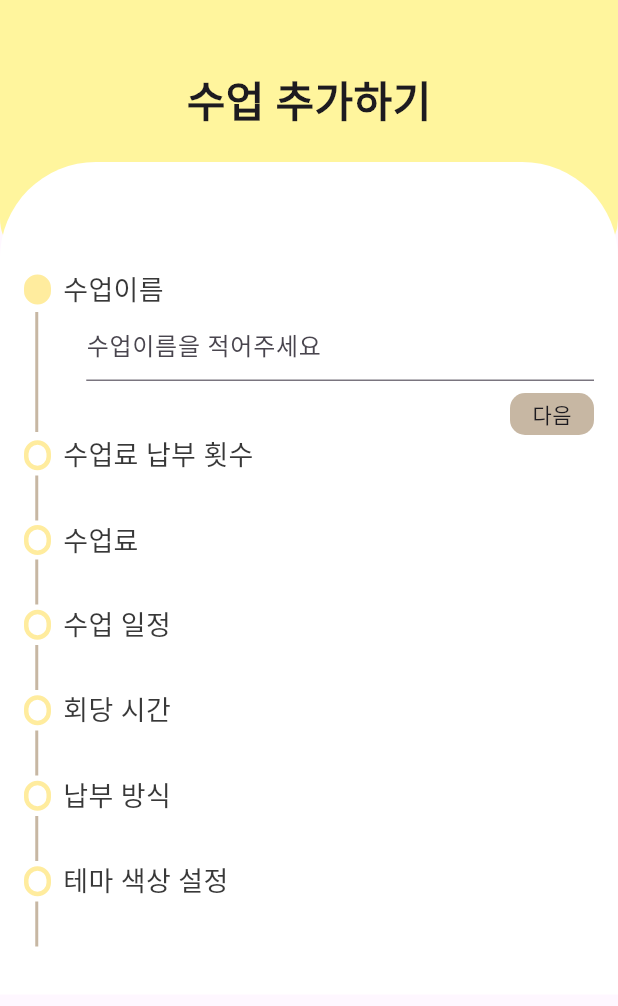
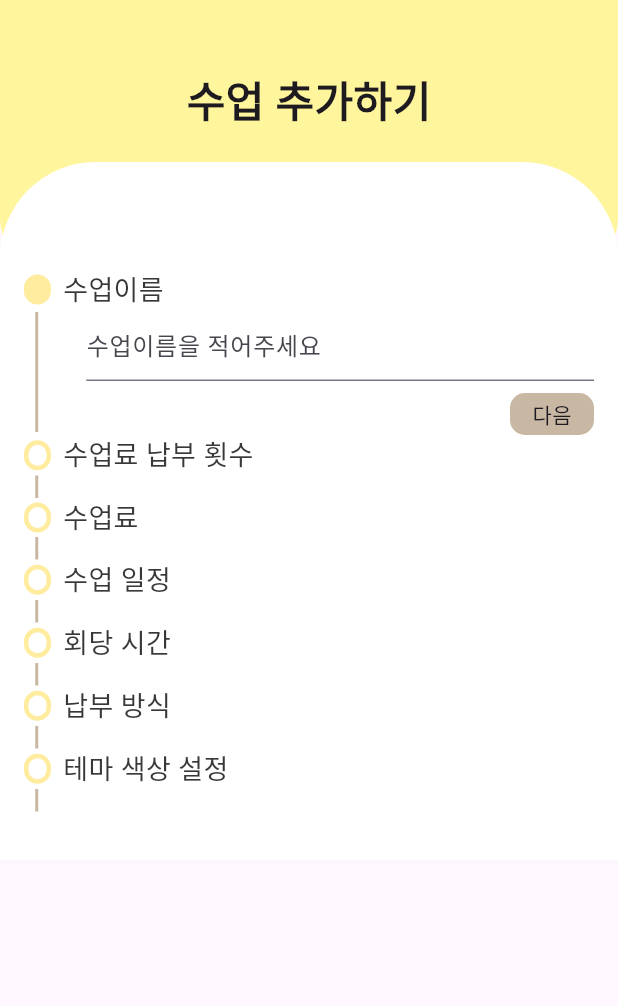
Before and after one commit to STUDULER/studuler_frontend, a Flutter app: the AddClassPage screen opened directly, on a phone screen of 412 x 824 dp, the part 111-1117 px from its top. Run offline on Flutter 3.47's test engine with Material 3 defaults, Android fonts, the phone set to English and light mode, and no system bars; our stand-ins replace card_swiper, dio, flutter_rating_bar, flutter_secure_storage, google_sign_in, table_calendar; missing offline and left inert: kakao_flutter_sdk; accounts and stored records are empty.

Commit message:
타일이 접혀있을 때의 크기를 작게 만들기

```diff
--- a/lib/teacher/widget/add_class_tile.dart
+++ b/lib/teacher/widget/add_class_tile.dart
@@ -64,7 +64,7 @@ class AddClassTile extends StatelessWidget {
               curve: Curves.bounceInOut,
               duration: duration,
               width: 2,
-              height: currIdx == positionIdx ? height : 30,
+              height: currIdx == positionIdx ? height : 15,
               color: const Color(0xFFC7B7A3),
             ),
             const SizedBox(
```
